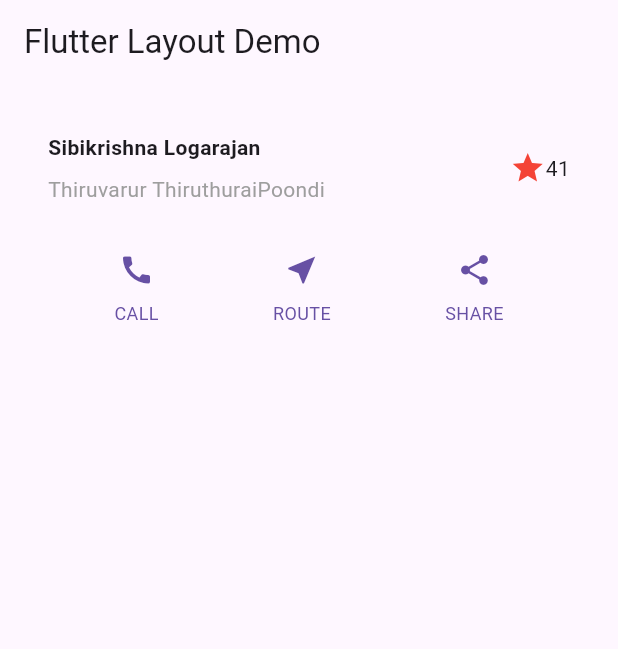
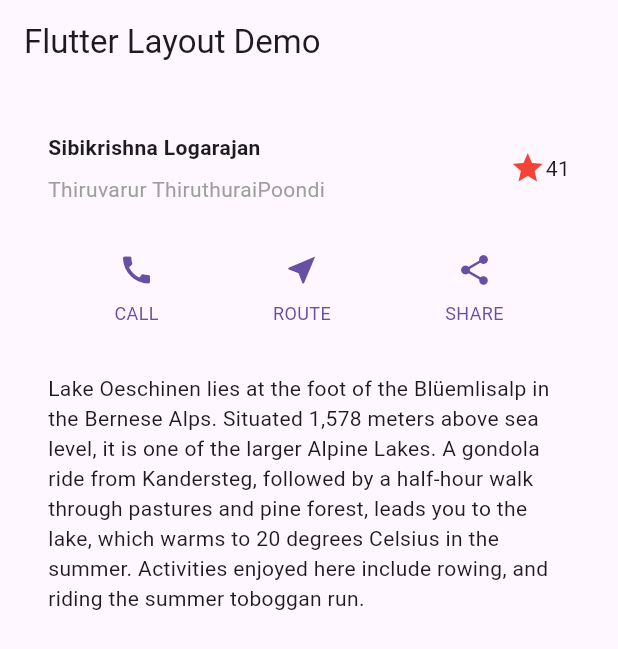
Before and after one commit to Yuslash/what-the-hell-is-even-that, a Flutter app: the screen it shows after launch, on a phone screen of 412 x 824 dp. Shown: the top 649 px of the screen. Run offline on Flutter 3.47's test engine with Material 3 defaults, Android fonts, the phone set to English and light mode, and no system bars.

Commit message:
AHHHHAAHAHHAHAHHAA this is frustrating i can't complete simple thing on my own come i wont giveeeeeeeeeeeeeeee u>>> any lets complete

```diff
--- /dev/null
+++ b/lib/Pages/TextSection.dart
@@ -0,0 +1,24 @@
+import 'package:flutter/material.dart';
+
+class TextSection extends StatelessWidget {
+  const TextSection({
+    super.key,
+    required this.description,
+  });
+
+  final String description;
+
+  @override
+  Widget build(BuildContext context) {
+    return Padding(
+      padding: EdgeInsets.all(32),
+
+      child: Text(
+        description,
+        softWrap: true,
+      ),
+
+    );
+  }
+
+}
--- a/lib/main.dart
+++ b/lib/main.dart
@@ -1,5 +1,6 @@
 import 'package:flutter/material.dart';
 import 'package:learning_1/Pages/ButtonSection.dart';
+import 'package:learning_1/Pages/TextSection.dart';
 import 'package:learning_1/Pages/TitleSection.dart';
 
 void main() {
@@ -29,7 +30,15 @@
           child: Column(
             children: [
               TitleSection(name: "Sibikrishna Logarajan", location: "Thiruvarur ThiruthuraiPoondi"),
-              ButtonSection()
+              ButtonSection(),
+              TextSection(description: 'Lake Oeschinen lies at the foot of the Blüemlisalp in the '
+                    'Bernese Alps. Situated 1,578 meters above sea level, it '
+                    'is one of the larger Alpine Lakes. A gondola ride from '
+                    'Kandersteg, followed by a half-hour walk through pastures '
+                    'and pine forest, leads you to the lake, which warms to 20 '
+                    'degrees Celsius in the summer. Activities enjoyed here '
+                    'include rowing, and riding the summer toboggan run.',
+              ),
             ],
           ),
         ),
```
